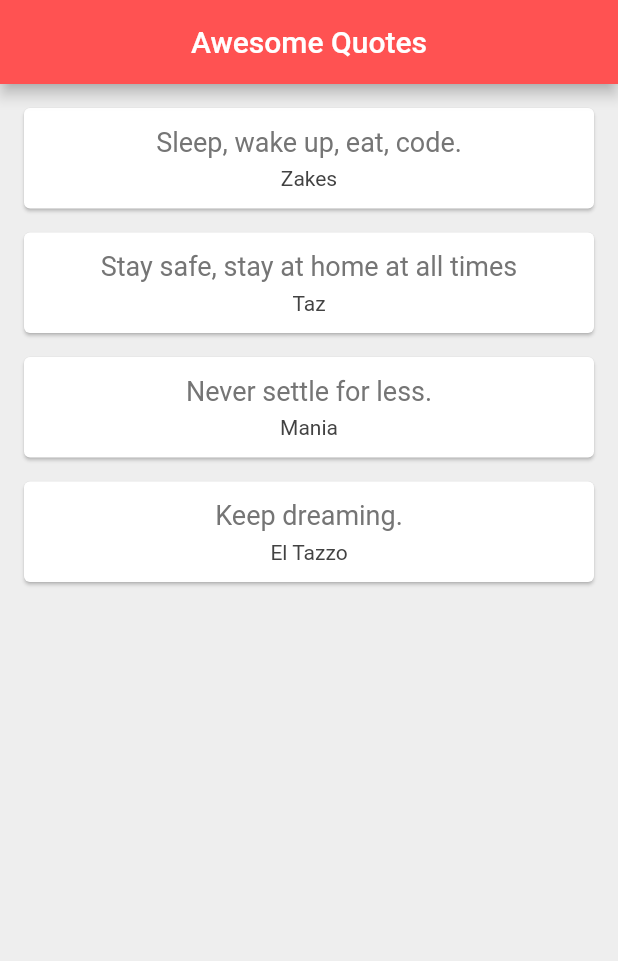
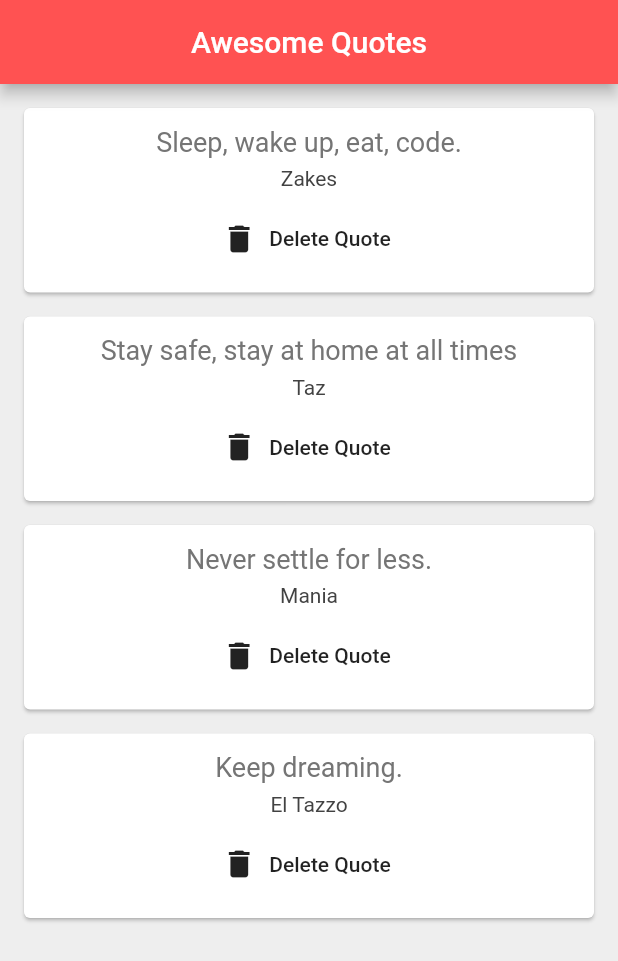
Before and after one commit to phyzikhs/flutter2_ninja_card, a Flutter app: the screen it shows after launch, on a phone screen of 412 x 824 dp. Shown: the top 961 px of the screen. Run offline on Flutter 3.47's test engine with Material 2 defaults, Android fonts, the phone set to English and light mode, and no system bars.

Commit message:
function call declared on main, assigned to quote_card object for self delete

```diff
--- a/quote_list/lib/main.dart
+++ b/quote_list/lib/main.dart
@@ -43,7 +43,14 @@ class _QuoteListState extends State<QuoteList> {
             ),
           ),
         ),
-        ] : quotes.map((quote) => QuoteCard(quote: quote)).toList(),
+        ] : quotes.map((quote) => QuoteCard(
+            quote: quote,
+          delete: (){
+              setState( () {
+                quotes.remove(quote);
+              });
+          }
+        )).toList(),
       ),
     );
   }
--- a/quote_list/lib/quote_card.dart
+++ b/quote_list/lib/quote_card.dart
@@ -1,8 +1,11 @@
 import 'package:flutter/material.dart';
 import 'package:quote_list/quote.dart';
 class QuoteCard extends StatelessWidget {
+
   final Quote quote;
-  QuoteCard({this.quote});
+  final Function delete;
+
+  QuoteCard({this.quote, this.delete});
 
   @override
   Widget build(BuildContext context) {
@@ -27,6 +30,12 @@ class QuoteCard extends StatelessWidget {
                   color: Colors.grey[800],
                 ),
               ),
+              SizedBox(height: 8.0,),
+              FlatButton.icon(
+                onPressed: delete,
+                label: Text('Delete Quote'),
+                icon: Icon(Icons.delete),
+              ),
             ],
           )
       ),
```
